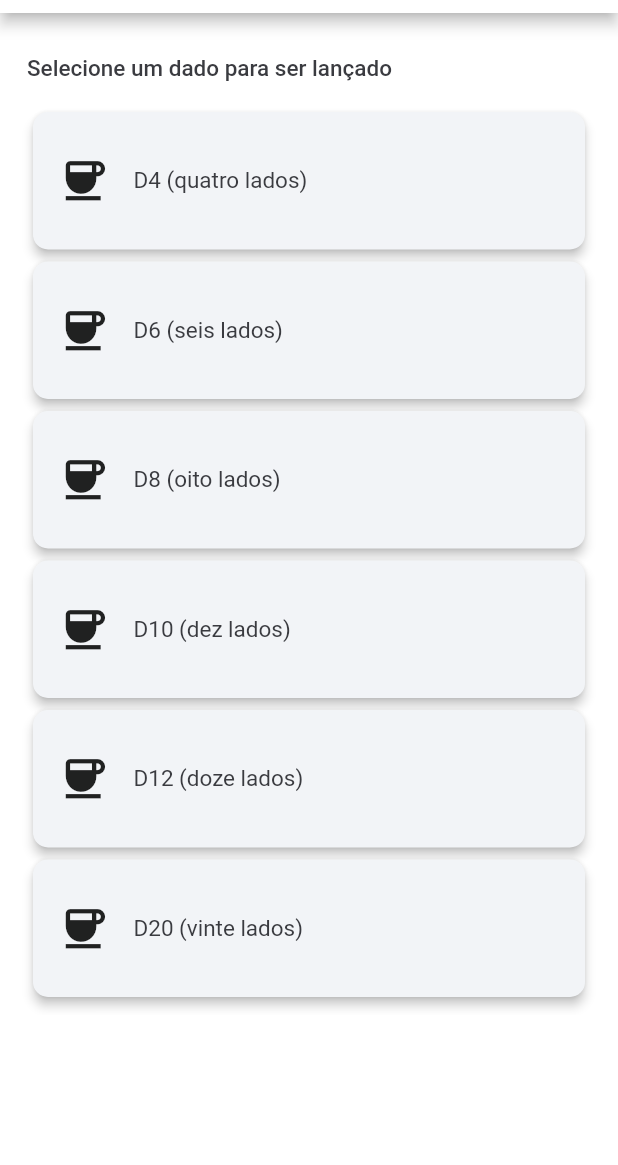
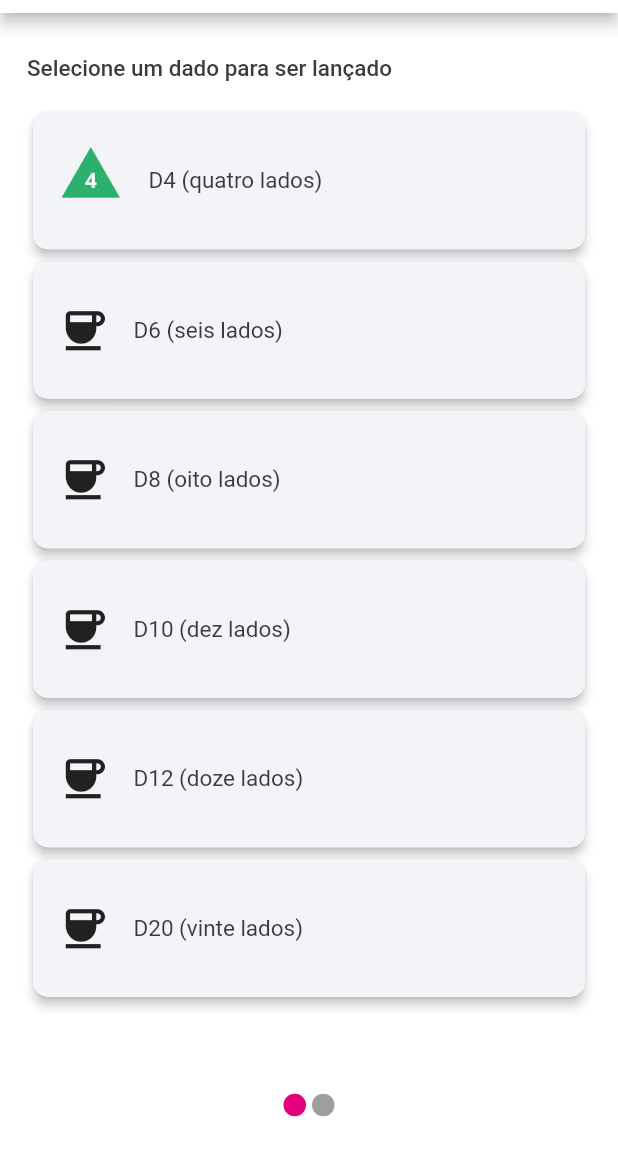
Before and after one commit to CiroDom/dados_de_rpg, a Flutter app: the screen it shows after launch, on a phone screen of 412 x 824 dp, the part 71-1236 px from its top. Run offline on Flutter 3.47's test engine with Material 2 defaults, Android fonts, the phone set to English and light mode, and no system bars.

Commit message:
adição do indicador de página e de um ícone da seleção dos dados

```diff
--- /dev/null
+++ b/lib/componentes/indicador_pagina.dart
@@ -0,0 +1,41 @@
+import 'package:dados_de_rpg/principal/main.dart';
+import 'package:flutter/material.dart';
+
+class IndicadorPagina extends StatelessWidget {
+  const IndicadorPagina({Key? key, required this.paginaAtiva}) : super(key: key);
+
+  final int paginaAtiva;
+
+  @override
+  Widget build(BuildContext context) {
+    return Padding(
+      padding: const EdgeInsets.all(16.0),
+      child: Row(
+        mainAxisAlignment: MainAxisAlignment.center,
+        children: [
+          Container(
+            width: 15,
+            height: 15,
+            decoration: BoxDecoration(
+              color: paginaAtiva == 0
+                ? ApplicationState.tema.primaryColor
+                : Colors.grey,
+              borderRadius: BorderRadius.circular(15.0)
+            ),
+          ),
+          SizedBox(width: 4,),
+          Container(
+            width: 15,
+            height: 15,
+            decoration: BoxDecoration(
+              color: paginaAtiva == 1
+                ? ApplicationState.tema.primaryColor
+                : Colors.grey,
+                borderRadius: BorderRadius.circular(15.0)
+            ),
+          ),
+        ],
+      ),
+    );
+  }
+}
--- a/lib/pages/rolagem_dado_page.dart
+++ b/lib/pages/rolagem_dado_page.dart
@@ -16,10 +16,19 @@ class _RolagemDadoPageState extends State<RolagemDadoPage> {
   @override
   Widget build(BuildContext context) {
     final tema = Theme.of(context);
+
     double bordaVert = 12.0;
     double bordaHori = 54.0;
 
     String resultado = '?';
+
+    void rolarDado() {
+      Random random = Random();
+      setState(() {
+        resultado = random.nextInt(12).toString();
+      });
+    }
+
 
     return Column(
       children: [
@@ -93,11 +102,7 @@ class _RolagemDadoPageState extends State<RolagemDadoPage> {
                                   ),
                                 ),
                                 child: Text('Rolar'),
-                                onPressed: (){
-                                  Random random = Random();
-                                  int randomicoDoze = random.nextInt(12);
-                                  resultado = randomicoDoze.toString();
-                                },
+                                onPressed: rolarDado,
                               ),
                               SizedBox(width: 8.0,),
                               OutlinedButton(
--- a/lib/pages/selecao_dados_page.dart
+++ b/lib/pages/selecao_dados_page.dart
@@ -55,10 +55,7 @@ class _SelecaoDadosPageState extends State<SelecaoDadosPage> {
                         children: [
                           Padding(
                             padding: EdgeInsets.only(left: margemLateralRow, right: margemLateralRow),
-                            child: Icon(
-                              Icons.coffee,
-                              size: tamanhoIconeCard,
-                            ),
+                            child: Image.asset("assets/d4.png", height: 45, width: 45,),
                           ),
                           Text(
                             "D4 (quatro lados)",
--- a/lib/principal/main.dart
+++ b/lib/principal/main.dart
@@ -2,6 +2,7 @@ import 'package:dados_de_rpg/res/themes.dart';
 import 'package:flutter/cupertino.dart';
 import 'package:flutter/material.dart';
 
+import '../componentes/indicador_pagina.dart';
 import '../pages/rolagem_dado_page.dart';
 import '../pages/selecao_dados_page.dart';
 import '../res/strings.dart';
@@ -15,8 +16,10 @@ class Application extends StatefulWidget {
 }//end DadosRPGApp
 
 class ApplicationState extends State<Application> {
+  static ThemeData tema = Temas.modo_light;
+
   bool isSwitched = false;
-  ThemeData tema = Temas.modo_light;
+  int paginaAtiva = 0;
 
   @override
   Widget build(BuildContext context) {
@@ -59,6 +62,11 @@ class ApplicationState extends State<Application> {
             ),
             child: PageView(
               scrollDirection: Axis.horizontal,
+              onPageChanged: (index){
+                setState(() {
+                  paginaAtiva = index;
+                });
+              },
               children: [
                 SelecaoDadosPage(),
                 RolagemDadoPage(),
@@ -67,8 +75,11 @@ class ApplicationState extends State<Application> {
           ),
         ),
         bottomNavigationBar: Container(
-          height: 80.0,
+          height: 80,
           color: tema.backgroundColor,
+          child: IndicadorPagina(
+            paginaAtiva: paginaAtiva,
+          ),
         ),
       ),
     );
--- a/pubspec.yaml
+++ b/pubspec.yaml
@@ -63,6 +63,8 @@ flutter:
   # assets:
   #   - images/a_dot_burr.jpeg
   #   - images/a_dot_ham.jpeg
+  assets:
+    - assets/
 
   # An image asset can refer to one or more resolution-specific "variants", see
   # https://flutter.dev/assets-and-images/#resolution-aware
```
Also changed, not shown: assets/d4.png (added).
